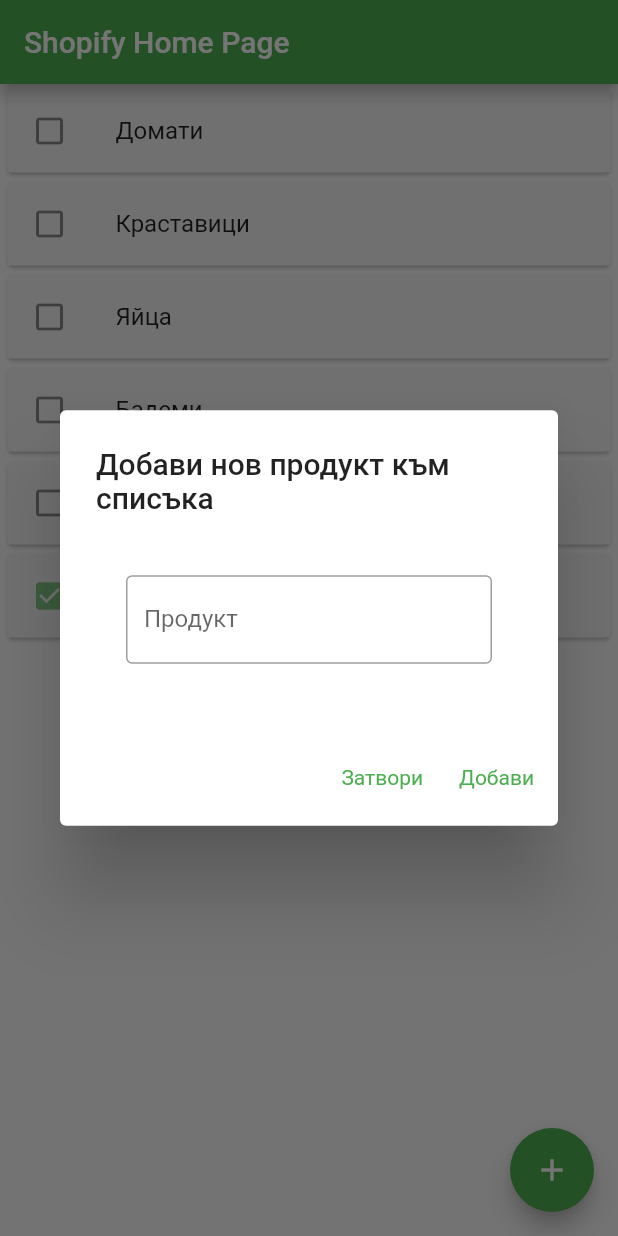
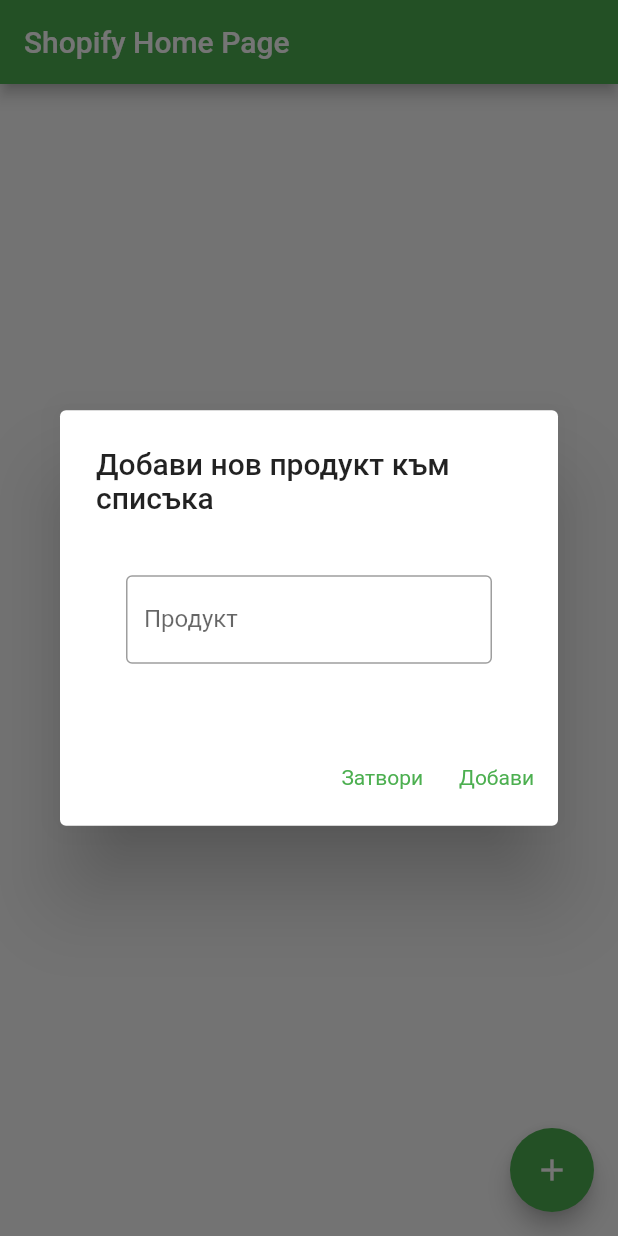
Before and after one commit to AJMitev/Shoppify, a Flutter app: the screen it shows after launch, after a tap on the "add" icon, on a phone screen of 412 x 824 dp. Run offline on Flutter 3.47's test engine with Material 2 defaults, Android fonts, the phone set to English and light mode, and no system bars; our stand-ins replace flutter_dotenv, supabase; accounts and stored records are empty.

Commit message:
Remove mock data. Add supabase to the project.

```diff
--- /dev/null
+++ b/lib/app.dart
@@ -0,0 +1,16 @@
+import 'package:flutter/material.dart';
+import 'package:shoppify/items_list.dart';
+
+class App extends StatelessWidget {
+  // This widget is the root of your application.
+  @override
+  Widget build(BuildContext context) {
+    return MaterialApp(
+      title: 'Shopify',
+      theme: ThemeData(
+        primarySwatch: Colors.green,
+      ),
+      home: ItemsListPage(title: 'Shopify Home Page'),
+    );
+  }
+}
--- /dev/null
+++ b/lib/database.dart
@@ -0,0 +1,7 @@
+import 'package:supabase/supabase.dart';
+import 'package:flutter_dotenv/flutter_dotenv.dart';
+
+class Database {
+  static final client =
+      SupabaseClient(dotenv.env['SUPABASE_URL']!, dotenv.env['SUPABASE_KEY']!);
+}
--- a/lib/items_list.dart
+++ b/lib/items_list.dart
@@ -1,5 +1,4 @@
 import 'package:flutter/material.dart';
-import 'package:shoppify/mock/mock_item.dart';
 import 'package:shoppify/models/item.dart';
 import 'styles.dart';
 
@@ -16,12 +15,14 @@ class _ItemsListPageState extends State<ItemsListPage> {
   final _items = <Item>[];
   final _itemAddController = TextEditingController();
 
+  @override
+  void initState() {
+    super.initState();
+    _loadItems();
+  }
+
   // @override
   Widget build(BuildContext context) {
-    if (this._items.length == 0) {
-      this._items.addAll(MockItem.fetchAll());
-    }
-
     return Scaffold(
       appBar: AppBar(
         title: Text(widget.title),
@@ -83,6 +84,13 @@ class _ItemsListPageState extends State<ItemsListPage> {
           color: item.isBought ? Colors.green.shade300 : null,
         ),
         onTap: () => _changeItemBoughtStatus(item));
+  }
+
+  _loadItems() async {
+    final fetchedItems = await Item.fetchAll();
+    setState(() {
+      this._items.addAll(fetchedItems);
+    });
   }
 
   _changeItemBoughtStatus(Item item) {
--- a/lib/main.dart
+++ b/lib/main.dart
@@ -1,20 +1,8 @@
 import 'package:flutter/material.dart';
-import 'package:shoppify/items_list.dart';
+import 'package:flutter_dotenv/flutter_dotenv.dart';
+import 'app.dart';
 
-void main() {
+void main() async {
+  await dotenv.load(fileName: ".env");
   runApp(App());
 }
-
-class App extends StatelessWidget {
-  // This widget is the root of your application.
-  @override
-  Widget build(BuildContext context) {
-    return MaterialApp(
-      title: 'Shopify',
-      theme: ThemeData(
-        primarySwatch: Colors.green,
-      ),
-      home: ItemsListPage(title: 'Shopify Home Page'),
-    );
-  }
-}
--- a/lib/mock/mock_item.dart
+++ /dev/null
@@ -1,22 +0,0 @@
-import 'package:shoppify/models/item.dart';
-
-import '../models/item.dart';
-
-class MockItem {
-  static Item fetchAny() {
-    return Item("Домат");
-  }
-
-  static List<Item> fetchAll() {
-    return <Item>[
-      Item("Домати"),
-      Item("Краставици"),
-      Item("Яйца"),
-      Item(
-        "Бадеми",
-      ),
-      Item("Кисело Мляко"),
-      Item("Лютеница", isBought: true),
-    ];
-  }
-}
--- a/lib/models/item.dart
+++ b/lib/models/item.dart
@@ -1,5 +1,22 @@
+import '../database.dart';
+
 class Item {
   final String name;
   bool isBought;
   Item(this.name, {this.isBought = false});
+
+  static Future<List<Item>> fetchAll() async {
+    var response = await Database.client.from('items').select().execute();
+
+    if (response.error != null) {
+      print('error: ${response.error?.message}');
+    }
+
+    List<Item> items = [];
+    response.data.forEach((x) {
+      items.add(Item(x['name'].toString(), isBought: x['isBought']));
+    });
+
+    return items;
+  }
 }
```
Also changed, not shown: pubspec.yaml (+5 -6 lines), pubspec.lock, 2 other files.
